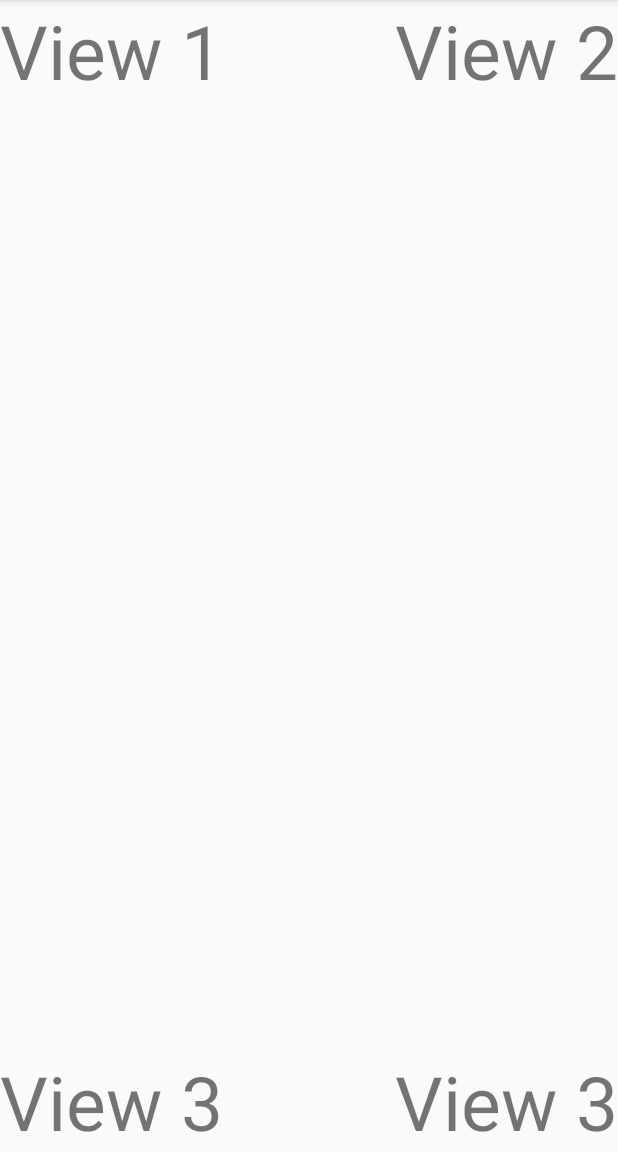
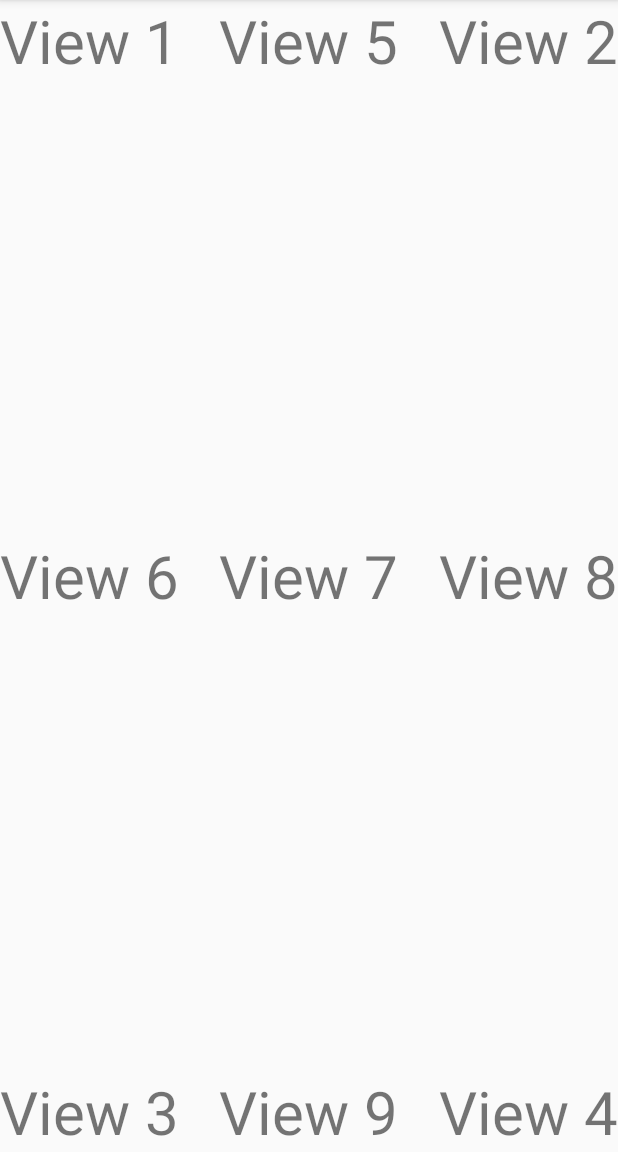
Before and after one commit to tanphat171/RelativeLayout02062020, an Android app: the screen it shows after launch (MainActivity), on a phone screen of 412 x 824 dp, the part 84-1236 px from its top. Run offline under Robolectric (Android 15) with nearby library versions, the phone set to English and light mode, and no system bars.

```diff
--- a/app/src/main/res/layout/activity_main.xml
+++ b/app/src/main/res/layout/activity_main.xml
@@ -7,28 +7,58 @@
     tools:context=".MainActivity">
     <TextView
         android:text="View 1"
-        android:textSize="50dp"
+        android:textSize="40dp"
         android:layout_width="wrap_content"
         android:layout_height="wrap_content"/>
     <TextView
         android:layout_alignParentEnd="true"
         android:text="View 2"
-        android:textSize="50dp"
+        android:textSize="40dp"
         android:layout_width="wrap_content"
         android:layout_height="wrap_content"/>
     <TextView
         android:layout_alignParentBottom="true"
         android:text="View 3"
-        android:textSize="50dp"
+        android:textSize="40dp"
         android:layout_width="wrap_content"
         android:layout_height="wrap_content"/>\
     <TextView
         android:layout_alignParentEnd="true"
         android:layout_alignParentBottom="true"
-        android:text="View 3"
-        android:textSize="50dp"
+        android:text="View 4"
+        android:textSize="40dp"
         android:layout_width="wrap_content"
         android:layout_height="wrap_content"/>
-
-
+    <TextView
+        android:layout_centerHorizontal="true"
+        android:text="View 5"
+        android:textSize="40dp"
+        android:layout_width="wrap_content"
+        android:layout_height="wrap_content"/>
+    <TextView
+        android:layout_centerInParent="true"
+        android:text="View 7"
+        android:textSize="40dp"
+        android:layout_width="wrap_content"
+        android:layout_height="wrap_content"/>
+    <TextView
+        android:layout_centerVertical="true"
+        android:text="View 6"
+        android:textSize="40dp"
+        android:layout_width="wrap_content"
+        android:layout_height="wrap_content"/>
+    <TextView
+        android:layout_centerVertical="true"
+        android:layout_alignParentEnd="true"
+        android:text="View 8"
+        android:textSize="40dp"
+        android:layout_width="wrap_content"
+        android:layout_height="wrap_content"/>
+    <TextView
+        android:layout_centerInParent="true"
+        android:layout_alignParentBottom="true"
+        android:text="View 9"
+        android:textSize="40dp"
+        android:layout_width="wrap_content"
+        android:layout_height="wrap_content"/>
 </RelativeLayout>
```
